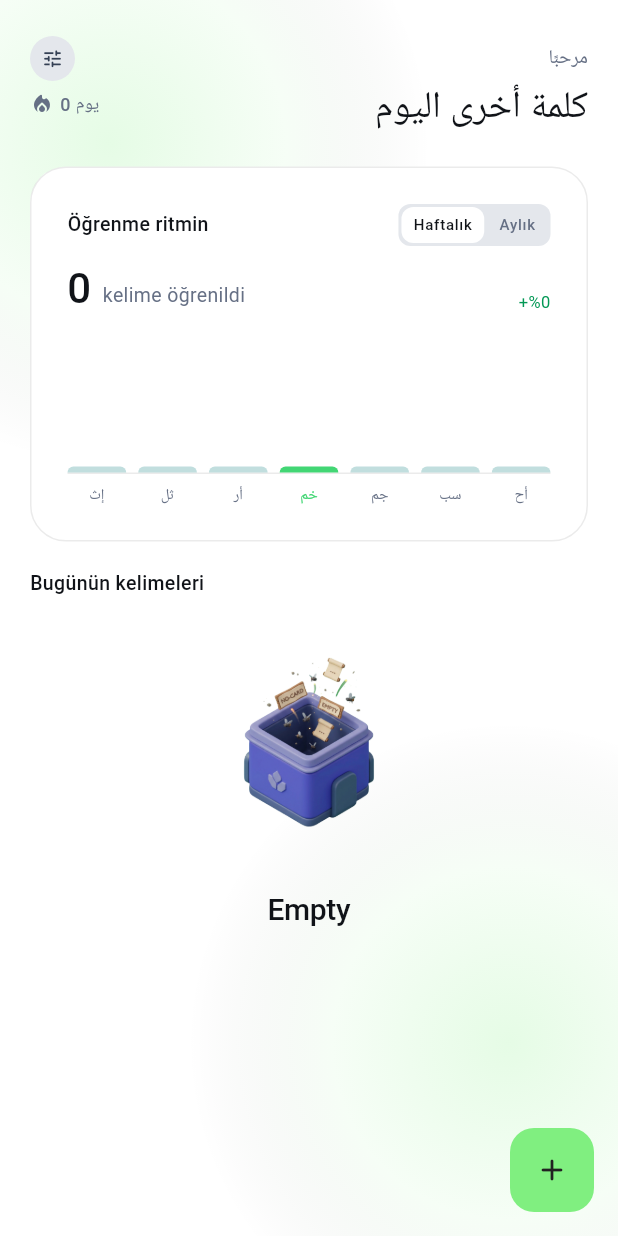
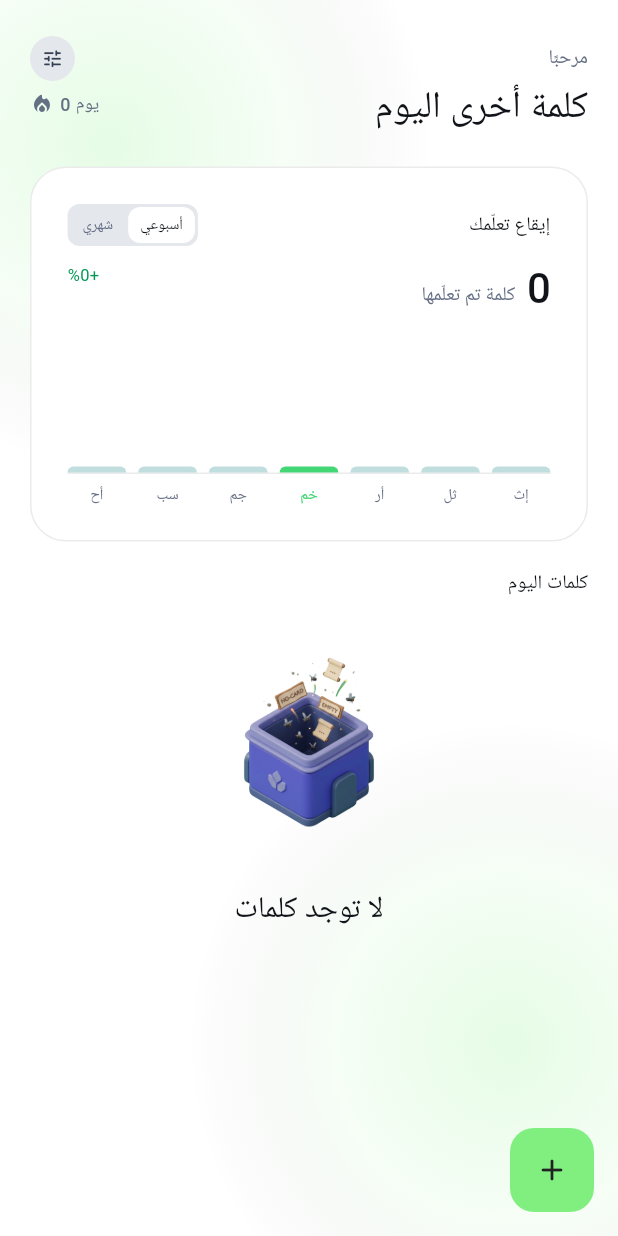
Before and after one commit to Tamimswid/word-learn, a Flutter app: the screen it shows once a user with an empty profile is signed in, on a phone screen of 412 x 824 dp. Run offline on Flutter 3.47's test engine with Material 3 defaults, Android fonts, the phone set to English and light mode, and no system bars; our stand-ins replace dartz, flutter_bloc, flutter_dotenv, flutter_local_notifications, flutter_svg, flutter_timezone and 9 more; missing offline and left inert: hotkey_manager, launch_at_startup, screen_retriever, tray_manager, window_manager; accounts and stored records are empty; network calls fail; Roboto replaces fonts that are missing (Tajawal).

Commit message:
feat(ui): grafik, günlük liste ve kelime listesi AppBar'ını RTL düzenine çevir
Grafik barları ve etiketleri, haftalık/aylık filtre, günlük kelime satırları, 'عرض الكل' ve kelime listesi AppBar'ı sağdan sola hizalandı.

```diff
--- a/lib/features/home_dashboard/presentation/widgets/activity_bar_chart.dart
+++ b/lib/features/home_dashboard/presentation/widgets/activity_bar_chart.dart
@@ -21,8 +21,10 @@ class ActivityBarChart extends StatelessWidget {
     final minFactor = _minBarHeight / _chartHeight;
 
     return Semantics(
-      label: 'Öğrenme grafiği',
+      label: 'مخطط التعلّم',
       child: ExcludeSemantics(
+        child: Directionality(
+          textDirection: TextDirection.rtl,
           child: Column(
             children: [
               Container(
@@ -77,6 +79,7 @@ class ActivityBarChart extends StatelessWidget {
             ],
           ),
         ),
+      ),
     );
   }
 }
--- a/lib/features/home_dashboard/presentation/widgets/daily_words_section.dart
+++ b/lib/features/home_dashboard/presentation/widgets/daily_words_section.dart
@@ -24,10 +24,12 @@ class DailyWordsSection extends StatelessWidget {
     return Column(
       crossAxisAlignment: CrossAxisAlignment.start,
       children: [
-        Row(
+        Directionality(
+          textDirection: TextDirection.rtl,
+          child: Row(
             children: [
               Expanded(
-              child: Text('Bugünün kelimeleri', style: AppTypography.labelMedium.copyWith(color: AppColors.foreground)),
+                child: Text('كلمات اليوم', style: AppTypography.labelMedium.copyWith(color: AppColors.foreground)),
               ),
               if (words.isNotEmpty)
                 TextButton(
@@ -35,13 +37,14 @@ class DailyWordsSection extends StatelessWidget {
                   child: const Row(
                     mainAxisSize: MainAxisSize.min,
                     children: [
-                    Text('Tümünü gör'),
+                      Text('عرض الكل'),
                       SizedBox(width: AppSpacing.xs),
                       Icon(Icons.arrow_forward_rounded, size: AppSpacing.lg),
                     ],
                   ),
                 ),
             ],
+          ),
         ),
         const SizedBox(height: AppSpacing.xs),
         if (isLoading && words.isEmpty)
@@ -88,7 +91,9 @@ class _WordRow extends StatelessWidget {
           child: Column(
             crossAxisAlignment: CrossAxisAlignment.stretch,
             children: [
-              Row(
+              Directionality(
+                textDirection: TextDirection.rtl,
+                child: Row(
                   children: [
                     if (word.word.isNotEmpty)
                       Flexible(
@@ -114,11 +119,14 @@ class _WordRow extends StatelessWidget {
                       ),
                   ],
                 ),
+              ),
               if (word.exampleSentence.isNotEmpty) ...[
                 const SizedBox(height: AppSpacing.sm),
                 Container(
                   padding: const EdgeInsets.symmetric(horizontal: AppSpacing.md, vertical: AppSpacing.sm),
                   decoration: const BoxDecoration(color: AppColors.muted, borderRadius: AppRadius.smAll),
+                  child: Directionality(
+                    textDirection: TextDirection.rtl,
                     child: Row(
                       crossAxisAlignment: CrossAxisAlignment.start,
                       children: [
@@ -130,10 +138,11 @@ class _WordRow extends StatelessWidget {
                             children: [
                               TapToSpeak(
                                 text: word.exampleSentence,
-                              tooltip: 'Cümleyi dinle',
+                                tooltip: 'استمع إلى الجملة',
                                 child: HighlightedText(
                                   text: word.exampleSentence,
                                   highlight: word.word,
+                                  textDirection: TextDirection.ltr,
                                   style: AppTypography.caption.copyWith(color: AppColors.secondaryForeground),
                                   maxLines: 2,
                                   overflow: TextOverflow.ellipsis,
@@ -153,7 +162,7 @@ class _WordRow extends StatelessWidget {
                                 TapToSpeak(
                                   text: word.arabicSentence,
                                   language: 'ar-SA',
-                                tooltip: 'Arapça cümleyi dinle',
+                                  tooltip: 'استمع إلى الجملة العربية',
                                   child: HighlightedText(
                                     text: word.arabicSentence,
                                     highlightIndex: word.wordIndex,
@@ -169,6 +178,7 @@ class _WordRow extends StatelessWidget {
                           ),
                         ),
                       ],
+                    ),
                   ),
                 ),
               ],
@@ -245,7 +255,7 @@ class _DeleteBackground extends StatelessWidget {
         children: [
           const Icon(Icons.delete_outline_rounded, size: AppSpacing.lg, color: AppColors.destructive),
           const SizedBox(width: AppSpacing.sm),
-          Text('Sil', style: AppTypography.labelMedium.copyWith(color: AppColors.destructive)),
+          Text('حذف', style: AppTypography.labelMedium.copyWith(color: AppColors.destructive)),
         ],
       ),
     );
@@ -266,7 +276,7 @@ class _EmptyWords extends StatelessWidget {
           children: [
             Image.asset(AppAssets.empty, width: AppSpacing.huge * 4, height: AppSpacing.huge * 4, fit: BoxFit.contain),
             const SizedBox(height: AppSpacing.md),
-            Text('Empty', style: AppTypography.titleLarge.copyWith(color: AppColors.foreground)),
+            Text('لا توجد كلمات', style: AppTypography.titleLarge.copyWith(color: AppColors.foreground)),
           ],
         ),
       ),
--- a/lib/features/home_dashboard/presentation/widgets/learning_rhythm_card.dart
+++ b/lib/features/home_dashboard/presentation/widgets/learning_rhythm_card.dart
@@ -21,32 +21,31 @@ class LearningRhythmCard extends StatefulWidget {
 class _LearningRhythmCardState extends State<LearningRhythmCard> {
   _ActivityPeriod _period = _ActivityPeriod.weekly;
 
-  List<ActivityPoint> get _points => _period == _ActivityPeriod.weekly
-      ? widget.snapshot.weeklyPoints
-      : widget.snapshot.monthlyPoints;
+  List<ActivityPoint> get _points =>
+      _period == _ActivityPeriod.weekly ? widget.snapshot.weeklyPoints : widget.snapshot.monthlyPoints;
 
   @override
   Widget build(BuildContext context) {
     return AppCard(
       child: Column(
-        crossAxisAlignment: CrossAxisAlignment.start,
+        crossAxisAlignment: CrossAxisAlignment.end,
         children: [
-          Row(
+          Directionality(
+            textDirection: TextDirection.rtl,
+            child: Row(
               children: [
                 Expanded(
-                child: Text(
-                  'Öğrenme ritmin',
-                  style: AppTypography.labelMedium.copyWith(
-                    color: AppColors.foreground,
-                  ),
-                ),
+                  child: Text('إيقاع تعلّمك', style: AppTypography.labelMedium.copyWith(color: AppColors.foreground)),
                 ),
                 _PeriodToggle(period: _period, onChanged: _selectPeriod),
               ],
             ),
+          ),
           const SizedBox(height: AppSpacing.md),
-          Row(
-            crossAxisAlignment: CrossAxisAlignment.end,
+          Directionality(
+            textDirection: TextDirection.rtl,
+            child: Row(
+              crossAxisAlignment: CrossAxisAlignment.start,
               children: [
                 Expanded(
                   child: Row(
@@ -54,28 +53,21 @@ class _LearningRhythmCardState extends State<LearningRhythmCard> {
                     textBaseline: TextBaseline.alphabetic,
                     children: [
                       TweenAnimationBuilder<double>(
-                      tween: Tween<double>(
-                        begin: 0,
-                        end: widget.snapshot.learnedCount.toDouble(),
-                      ),
+                        tween: Tween<double>(begin: 0, end: widget.snapshot.learnedCount.toDouble()),
                         duration: _numberAnimation,
                         curve: Curves.easeOutCubic,
                         builder: (context, value, _) => Text(
                           '${value.round()}',
-                        style: AppTypography.headingLarge.copyWith(
-                          color: AppColors.foreground,
-                        ),
+                          style: AppTypography.headingLarge.copyWith(color: AppColors.foreground),
                         ),
                       ),
                       const SizedBox(width: AppSpacing.sm),
                       Flexible(
                         child: Text(
-                        'kelime öğrenildi',
+                          'كلمة تم تعلّمها',
                           maxLines: 1,
                           overflow: TextOverflow.ellipsis,
-                        style: AppTypography.bodySmall.copyWith(
-                          color: AppColors.mutedForeground,
-                        ),
+                          style: AppTypography.bodySmall.copyWith(color: AppColors.mutedForeground),
                         ),
                       ),
                     ],
@@ -83,23 +75,19 @@ class _LearningRhythmCardState extends State<LearningRhythmCard> {
                 ),
                 const SizedBox(width: AppSpacing.sm),
                 TweenAnimationBuilder<double>(
-                tween: Tween<double>(
-                  begin: 0,
-                  end: widget.snapshot.changePercent.toDouble(),
-                ),
+                  tween: Tween<double>(begin: 0, end: widget.snapshot.changePercent.toDouble()),
                   duration: _numberAnimation,
                   curve: Curves.easeOutCubic,
                   builder: (context, value, _) {
                     final percent = value.round();
                     return Text(
                       '${percent < 0 ? '-' : '+'}%${percent.abs()}',
-                    style: AppTypography.caption.copyWith(
-                      color: AppColors.success,
-                    ),
+                      style: AppTypography.caption.copyWith(color: AppColors.success),
                     );
                   },
                 ),
               ],
+            ),
           ),
           const SizedBox(height: AppSpacing.md),
           ActivityBarChart(points: _points),
@@ -122,19 +110,16 @@ class _PeriodToggle extends StatelessWidget {
 
   @override
   Widget build(BuildContext context) {
-    return Container(
+    return Directionality(
+      textDirection: TextDirection.rtl,
+      child: Container(
         padding: const EdgeInsets.all(AppSpacing.xxs),
-      decoration: const BoxDecoration(
-        color: AppColors.secondary,
-        borderRadius: AppRadius.smAll,
-      ),
+        decoration: const BoxDecoration(color: AppColors.secondary, borderRadius: AppRadius.smAll),
         child: Row(
           mainAxisSize: MainAxisSize.min,
           spacing: AppSpacing.xxs,
-        children: [
-          _option('Haftalık', _ActivityPeriod.weekly),
-          _option('Aylık', _ActivityPeriod.monthly),
-        ],
+          children: [_option('أسبوعي', _ActivityPeriod.weekly), _option('شهري', _ActivityPeriod.monthly)],
+        ),
       ),
     );
   }
@@ -160,9 +145,7 @@ class _PeriodToggle extends StatelessWidget {
                 child: Text(
                   label,
                   style: AppTypography.overline.copyWith(
-                    color: isSelected
-                        ? AppColors.foreground
-                        : AppColors.mutedForeground,
+                    color: isSelected ? AppColors.foreground : AppColors.mutedForeground,
                   ),
                 ),
               ),
```
Also changed, not shown: lib/features/word_management/presentation/pages/all_words_page.dart (+21 -7 lines). Lines whose indentation alone changed are shown as unchanged.
